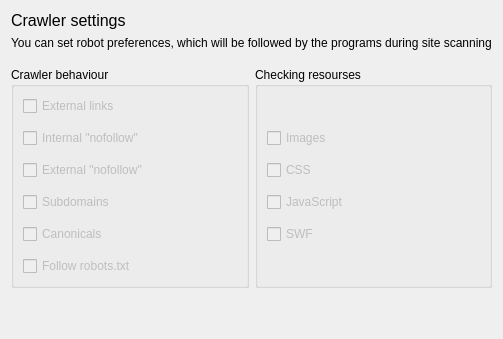
Above: quickiewebbot/ui/crawler_settings_widget.ui from andrascii/RiveSolutions_SEO_Spider before the change. Below: the same form after it.
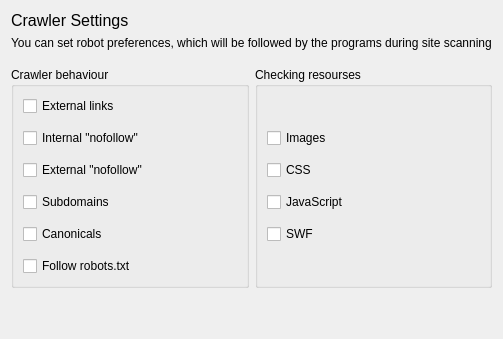
That is the form after the change.

```diff
--- a/quickiewebbot/ui/crawler_settings_widget.ui
+++ b/quickiewebbot/ui/crawler_settings_widget.ui
@@ -40,7 +40,7 @@
         </sizepolicy>
        </property>
        <property name="text">
-        <string>&lt;html&gt;&lt;head/&gt;&lt;body&gt;&lt;p&gt;&lt;span style=&quot; font-size:12pt;&quot;&gt;Crawler settings&lt;/span&gt;&lt;/p&gt;&lt;/body&gt;&lt;/html&gt;</string>
+        <string>&lt;html&gt;&lt;head/&gt;&lt;body&gt;&lt;p&gt;&lt;span style=&quot; font-size:12pt;&quot;&gt;Crawler Settings&lt;/span&gt;&lt;/p&gt;&lt;/body&gt;&lt;/html&gt;</string>
        </property>
       </widget>
      </item>
@@ -75,7 +75,7 @@
           <item>
            <widget class="QCheckBox" name="checkExternalLinks">
             <property name="enabled">
-             <bool>false</bool>
+             <bool>true</bool>
             </property>
             <property name="text">
              <string>External links</string>
@@ -88,7 +88,7 @@
           <item>
            <widget class="QCheckBox" name="checkInternalNF">
             <property name="enabled">
-             <bool>false</bool>
+             <bool>true</bool>
             </property>
             <property name="text">
              <string>Internal &quot;nofollow&quot;</string>
@@ -101,7 +101,7 @@
           <item>
            <widget class="QCheckBox" name="checkExternalNF">
             <property name="enabled">
-             <bool>false</bool>
+             <bool>true</bool>
             </property>
             <property name="text">
              <string>External &quot;nofollow&quot;</string>
@@ -114,7 +114,7 @@
           <item>
            <widget class="QCheckBox" name="checkSubdomains">
             <property name="enabled">
-             <bool>false</bool>
+             <bool>true</bool>
             </property>
             <property name="text">
              <string>Subdomains</string>
@@ -127,7 +127,7 @@
           <item>
            <widget class="QCheckBox" name="checkCanonicals">
             <property name="enabled">
-             <bool>false</bool>
+             <bool>true</bool>
             </property>
             <property name="text">
              <string>Canonicals</string>
@@ -140,7 +140,7 @@
           <item>
            <widget class="QCheckBox" name="checkFollowRobots">
             <property name="enabled">
-             <bool>false</bool>
+             <bool>true</bool>
             </property>
             <property name="text">
              <string>Follow robots.txt</string>
@@ -169,7 +169,7 @@
           <item>
            <widget class="QCheckBox" name="checkImages">
             <property name="enabled">
-             <bool>false</bool>
+             <bool>true</bool>
             </property>
             <property name="text">
              <string>Images</string>
@@ -182,7 +182,7 @@
           <item>
            <widget class="QCheckBox" name="checkCSS">
             <property name="enabled">
-             <bool>false</bool>
+             <bool>true</bool>
             </property>
             <property name="text">
              <string>CSS</string>
@@ -195,7 +195,7 @@
           <item>
            <widget class="QCheckBox" name="checkJS">
             <property name="enabled">
-             <bool>false</bool>
+             <bool>true</bool>
             </property>
             <property name="text">
              <string>JavaScript</string>
@@ -208,7 +208,7 @@
           <item>
            <widget class="QCheckBox" name="checkSWF">
             <property name="enabled">
-             <bool>false</bool>
+             <bool>true</bool>
             </property>
             <property name="text">
              <string>SWF</string>
```
Left out of the diff: 30 changed lines with no effect on the pictures.
